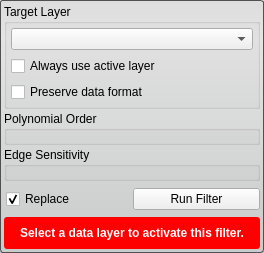
Old version of the form Interface/ToolInterface/IntensityCorrectionFilterInterface.ui in the repository jessdtate/Seg3D.
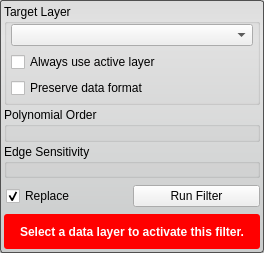
New version of the form. Custom widgets are drawn as their Qt base class.

```diff
--- a/Interface/ToolInterface/IntensityCorrectionFilterInterface.ui
+++ b/Interface/ToolInterface/IntensityCorrectionFilterInterface.ui
@@ -45,7 +45,19 @@
       <string>Target Layer</string>
      </property>
      <layout class="QVBoxLayout" name="verticalLayout_4">
-      <property name="margin">
+      <property name="spacing">
+       <number>6</number>
+      </property>
+      <property name="leftMargin">
+       <number>4</number>
+      </property>
+      <property name="topMargin">
+       <number>0</number>
+      </property>
+      <property name="rightMargin">
+       <number>4</number>
+      </property>
+      <property name="bottomMargin">
        <number>4</number>
       </property>
       <item>
@@ -217,12 +229,6 @@
        <height>32</height>
       </size>
      </property>
-     <property name="maximumSize">
-      <size>
-       <width>16777215</width>
-       <height>32</height>
-      </size>
-     </property>
      <property name="styleSheet">
       <string notr="true">QLabel#message_{
 	color: white;
```
